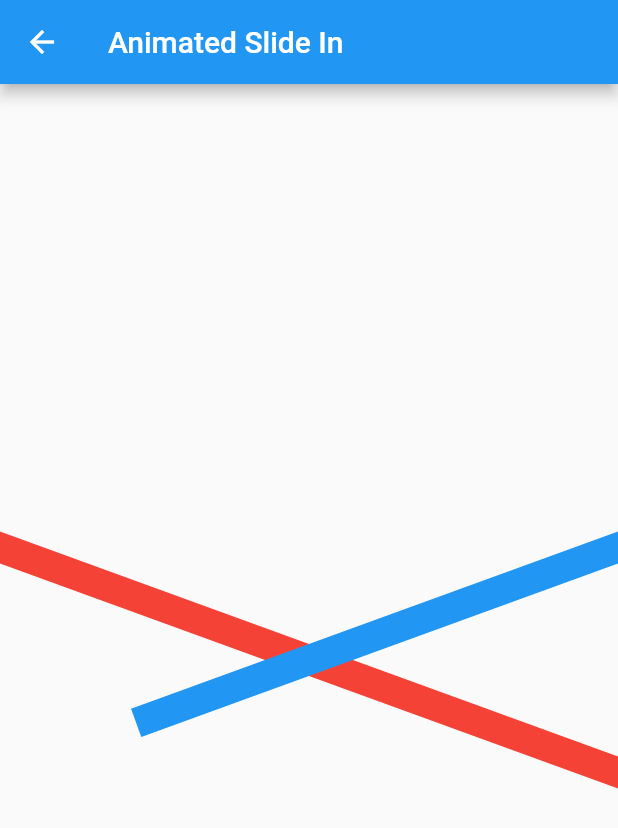
After one commit to dreamer2q/flutter_cases, a Flutter app: the AnimatedSlideInPage screen opened directly, on a phone screen of 412 x 824 dp. The commit adds this screen. Shown: the top 828 px of the screen. Run offline on Flutter 3.47's test engine with Material 2 defaults, Android fonts, the phone set to English and light mode, and no system bars; our stand-ins replace flutter_svg, google_fonts.

Commit message:
add animted slide in ribbon

```diff
--- /dev/null
+++ b/lib/constants/text_styles.dart
@@ -0,0 +1,6 @@
+import 'package:flutter/material.dart';
+import 'package:google_fonts/google_fonts.dart';
+
+abstract class FCStyles {
+  static final TextStyle baseStyle = GoogleFonts.basic();
+}
--- /dev/null
+++ b/lib/demos/animated_slide_in.dart
@@ -0,0 +1,132 @@
+import 'package:flutter/material.dart';
+
+import 'dart:math' as math;
+
+class AnimatedSlideInPage extends StatelessWidget {
+  const AnimatedSlideInPage({Key? key}) : super(key: key);
+
+  @override
+  Widget build(BuildContext context) {
+    const duration = Duration(seconds: 1);
+
+    return Scaffold(
+      appBar: AppBar(
+        title: const Text('Animated Slide In'),
+      ),
+      body: Column(
+        mainAxisAlignment: MainAxisAlignment.center,
+        // alignment: Alignment.center,
+        children: [
+          Stack(
+            children: [
+              Transform.rotate(
+                angle: (math.pi / 180) * 20,
+                child: SlideInRibbon(
+                  duration: duration,
+                  child: Container(
+                    color: Colors.red,
+                  ),
+                ),
+              ),
+              Transform.rotate(
+                angle: (math.pi / 180) * -20,
+                child: SlideInRibbon(
+                  reverse: true,
+                  duration: duration,
+                  delay: duration,
+                  child: Container(
+                    color: Colors.blue,
+                  ),
+                ),
+              ),
+            ],
+          ),
+        ],
+      ),
+    );
+  }
+}
+
+class SlideInRibbon extends StatefulWidget {
+  const SlideInRibbon({
+    Key? key,
+    required this.child,
+    this.height = 20,
+    this.reverse = false,
+    this.delay = const Duration(),
+    this.duration = const Duration(milliseconds: 1000),
+  }) : super(key: key);
+
+  final Duration duration;
+  final Duration delay;
+  final bool reverse;
+  final Widget child;
+  final double height;
+
+  @override
+  State<SlideInRibbon> createState() => _SlideInRibbonState();
+}
+
+class _SlideInRibbonState extends State<SlideInRibbon>
+    with SingleTickerProviderStateMixin {
+  late final controller = AnimationController(
+    vsync: this,
+    duration: widget.duration,
+  );
+
+  late final Animation<double> animation;
+
+  @override
+  void initState() {
+    super.initState();
+
+    animation = Tween<double>(
+      begin: widget.reverse ? 1 : -1,
+      end: 0,
+    ).animate(
+      CurvedAnimation(
+        parent: controller,
+        curve: Curves.easeInToLinear,
+      ),
+    );
+
+    Future.delayed(widget.delay).then((_) {
+      controller.forward();
+    });
+  }
+
+  @override
+  void dispose() {
+    controller.dispose();
+    super.dispose();
+  }
+
+  @override
+  Widget build(BuildContext context) {
+    final m = MediaQuery.of(context);
+    final w = m.size.width;
+    final d = (w + 100) / 5;
+    return SizedBox(
+      height: widget.height,
+      child: OverflowBox(
+        maxWidth: w + 110,
+        alignment: Alignment.center,
+        child: AnimatedBuilder(
+          animation: animation,
+          builder: (context, child) {
+            return Align(
+              alignment: Alignment(
+                d * animation.value,
+                0,
+              ),
+              child: SizedBox(
+                width: w + 100,
+                child: widget.child,
+              ),
+            );
+          },
+        ),
+      ),
+    );
+  }
+}
--- a/pubspec.yaml
+++ b/pubspec.yaml
@@ -31,8 +31,12 @@ dependencies:
     sdk: flutter
 
   http: ^0.13.3
+
   provider: ^6.0.1
+
   flutter_svg: ^1.0.0
+
+  google_fonts: ^2.2.0
 
   # The following adds the Cupertino Icons font to your application.
   # Use with the CupertinoIcons class for iOS style icons.
```
Also changed, not shown: lib/cases/transitions/page_view_transition.dart (added, +65 -0 lines), lib/routes/entry_page.dart (+20 -1 lines), lib/routes/overflow/text_overflow_page.dart (added, +37 -0 lines), pubspec.lock, 3 other files.
